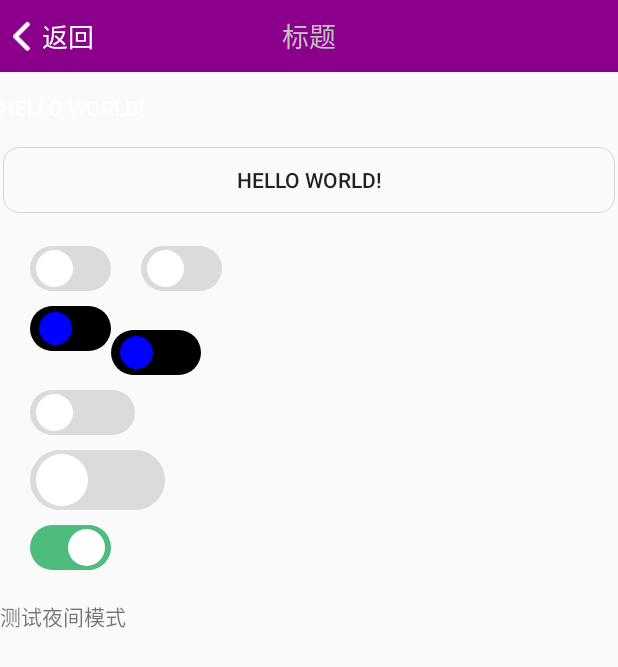
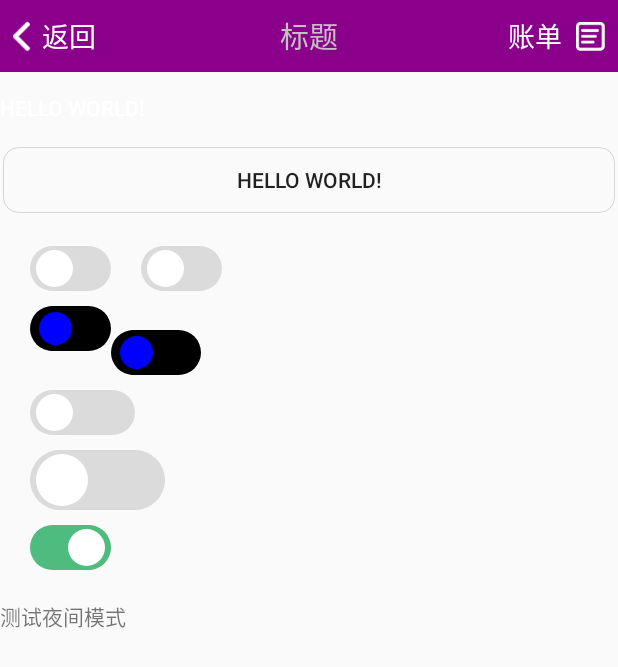
Before and after one commit to qydq/an-aw-base, an Android app: the TestActivity screen opened directly, with no data from a screen before it, on a phone screen of 412 x 824 dp. Shown: the top 667 px of the screen. Run offline under Robolectric (Android 15) with nearby library versions, the phone set to English and light mode, and no system bars.

Commit message:
添加了base_headview_standard右边的right图片，修改了dimes参数值

```diff
--- /dev/null
+++ b/an-base/src/main/res/drawable/yy_drawable_selector_rightinfo.xml
@@ -0,0 +1,7 @@
+<?xml version="1.0" encoding="utf-8"?>
+<selector xmlns:android="http://schemas.android.com/apk/res/android">
+
+    <item android:drawable="@drawable/base_drawable_right" android:state_pressed="false" />
+    <item android:drawable="@drawable/base_drawable_right_click" android:state_pressed="true" />
+
+</selector>
--- a/an-base/src/main/res/layout/base_headview_standard.xml
+++ b/an-base/src/main/res/layout/base_headview_standard.xml
@@ -47,23 +47,31 @@
 
     <LinearLayout
         android:id="@+id/anLlRight"
-        android:layout_width="40dp"
+        android:layout_width="wrap_content"
         android:layout_height="48dp"
         android:layout_alignParentEnd="true"
         android:layout_centerVertical="true"
+        android:layout_marginEnd="@dimen/DimenMargin08"
         android:clickable="true"
         android:duplicateParentState="true"
-        android:visibility="invisible">
+        android:gravity="center_vertical"
+        android:visibility="visible">
 
         <TextView
             android:id="@+id/anTvRight"
             android:layout_width="wrap_content"
             android:layout_height="48dp"
             android:layout_gravity="center_vertical|start"
-            android:duplicateParentState="true"
             android:gravity="center_vertical|start"
             android:text="@string/CommStringRight"
             android:textColor="@drawable/yy_drawable_selector_txt"
             android:textSize="@dimen/CommDimenBarTitleSmall" />
+
+        <ImageView
+            android:layout_width="@dimen/CommDimenBarIconSmall"
+            android:layout_height="@dimen/CommDimenBarIconSmall"
+            android:layout_gravity="center_vertical"
+            android:layout_marginLeft="@dimen/DimenMargin08"
+            android:src="@drawable/yy_drawable_selector_rightinfo" />
     </LinearLayout>
 </RelativeLayout>
--- a/an-base/src/main/res/values/dimens.xml
+++ b/an-base/src/main/res/values/dimens.xml
@@ -17,10 +17,10 @@
     <dimen name="CommDimenIconSSmall">16dp</dimen><!--超级小图标-->
 
     <dimen name="CommDimenBarIcon">28dp</dimen><!--（图标）参考大小-->
-    <dimen name="CommDimenBarIconSmall">20dp</dimen><!--（图标）参考大小-->
+    <dimen name="CommDimenBarIconSmall">21dp</dimen><!--（图标）参考大小-->
 
-    <dimen name="CommDimenBarTitleMax">18sp</dimen><!--bar，文本字体大小参考-->
-    <dimen name="CommDimenBarTitleSmall">17sp</dimen><!--bar，文本字体大小参考-->
+    <dimen name="CommDimenBarTitleMax">19sp</dimen><!--bar，文本字体大小参考-->
+    <dimen name="CommDimenBarTitleSmall">18sp</dimen><!--bar，文本字体大小参考-->
 
     <dimen name="CommDimenTxtMax">20sp</dimen><!--文本大号字体参考-->
     <dimen name="CommDimenTxtTitle">17sp</dimen><!--文本标题参考-->
```
Also changed, not shown: an-base/src/main/res/drawable/base_drawable_right.png (added), an-base/src/main/res/drawable/base_drawable_right_click.png (added).
